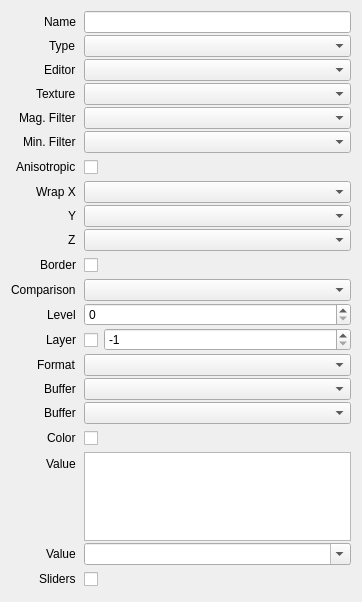
ChemistAion/gpupad, file src/session/BindingProperties.ui: the form before one commit.
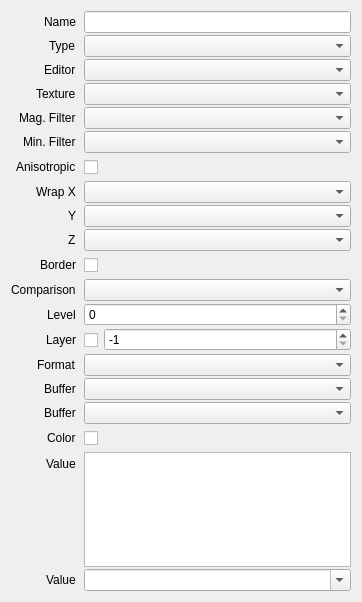
The form after the commit. Custom widgets are drawn as their Qt base class.

Commit message: stage4: session tree checkbox for Binding sliders (Uniform only)

Diff of the .ui file:
```diff
--- a/src/session/BindingProperties.ui
+++ b/src/session/BindingProperties.ui
@@ -321,23 +321,7 @@
        </property>
       </widget>
      </item>
-     <item row="20" column="0">
-      <widget class="QLabel" name="labelSlider">
-       <property name="text">
-        <string>Sliders</string>
-       </property>
-      </widget>
-     </item>
-     <item row="20" column="1">
-      <widget class="QCheckBox" name="sliderEnabled">
-       <property name="minimumSize">
-        <size>
-         <width>0</width>
-         <height>24</height>
-        </size>
-       </property>
-      </widget>
-     </item>
+
      <item row="16" column="1">
       <widget class="ReferenceComboBox" name="block"/>
      </item>
```
The commit also changes 4 other files.
